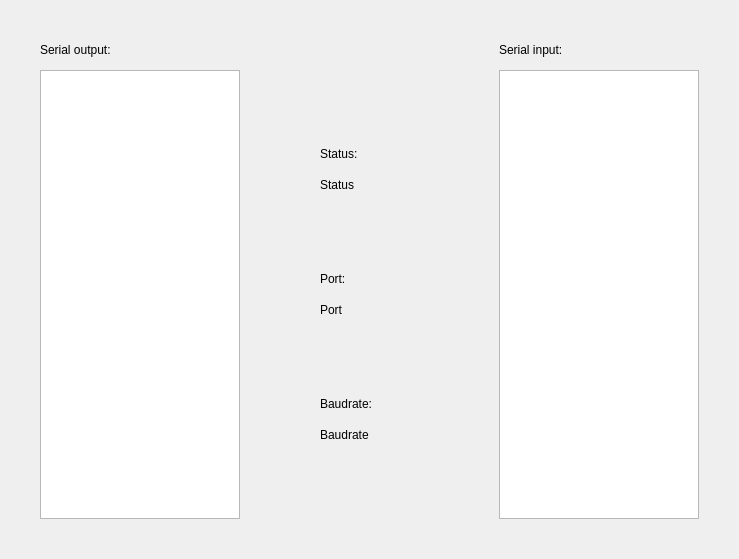
The window that UI/GUI/InfoScreen/infoserialscreen.ui (ZofiaZementa/Druckersoftware) describes before a commit, drawn with Qt 5.
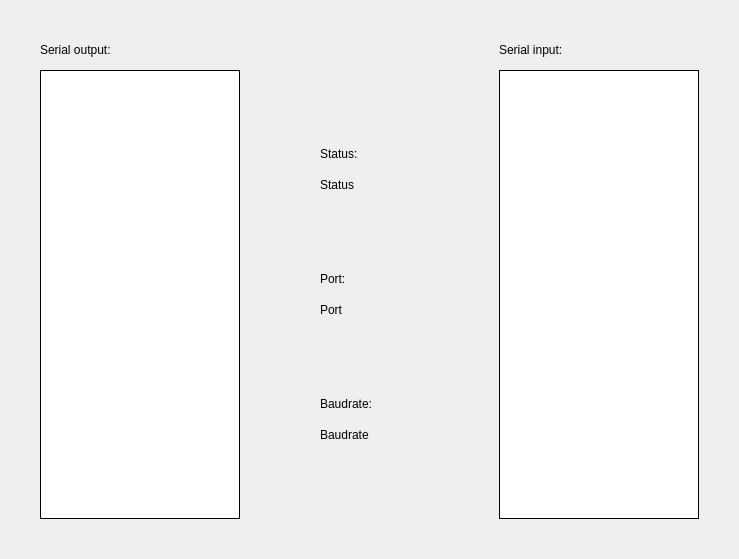
The same window after the commit.

Commit message: finished SysActionsScreen, started LogScreen, added and started LogEditLogScreen and LogReadLogScreen and set the font color in every widget to black

Diff of the .ui file:
```diff
--- a/UI/GUI/InfoScreen/infoserialscreen.ui
+++ b/UI/GUI/InfoScreen/infoserialscreen.ui
@@ -22,6 +22,15 @@
      <height>449</height>
     </rect>
    </property>
+   <property name="styleSheet">
+    <string notr="true">QTextBrowser{
+
+	border-style: solid;
+	border-width: 1px;
+	border-color: #000000;
+	color: #000000;
+}</string>
+   </property>
   </widget>
   <widget class="QLabel" name="outputLabel">
    <property name="geometry">
@@ -45,6 +54,15 @@
      <height>449</height>
     </rect>
    </property>
+   <property name="styleSheet">
+    <string notr="true">QTextBrowser{
+
+	border-style: solid;
+	border-width: 1px;
+	border-color: #000000;
+	color: #000000;
+}</string>
+   </property>
   </widget>
   <widget class="QLabel" name="inputLabel">
    <property name="geometry">
```
Left out of the diff: 48 changed lines with no effect on the pictures. The commit also changes 36 other files.
